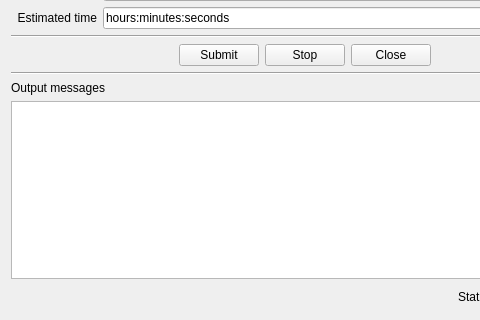
This is ui/job-submitter.ui in lunarc/whisper-gui as Qt 5 draws it before an edit; both pictures show x 0 to 480 and y 246 to 566 of the 609 by 566 pixel window. The edited form follows.
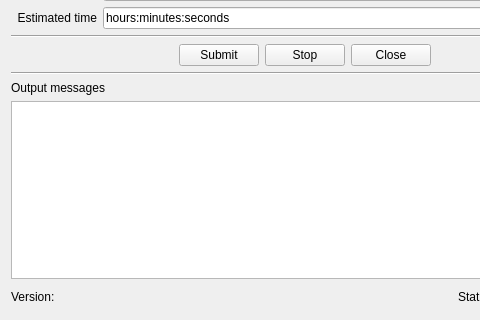
This is the edited form. Icons and pictures are not drawn.

The edit to the form file:
```diff
--- a/ui/job-submitter.ui
+++ b/ui/job-submitter.ui
@@ -393,6 +393,13 @@
    </item>
    <item>
     <layout class="QHBoxLayout" name="horizontalLayout_2">
+     <item>
+      <widget class="QLabel" name="version_label">
+       <property name="text">
+        <string>Version: </string>
+       </property>
+      </widget>
+     </item>
      <item>
       <spacer name="horizontalSpacer_3">
        <property name="orientation">
```
